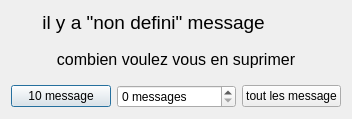
The window that serveur/remouvefile.ui (https-github-com-anantasystem/AnantaSystem) describes before a commit, drawn with Qt 5.
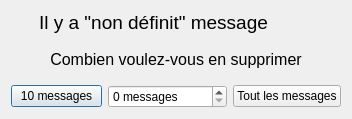
The same window after the commit. Icons and pictures are not drawn.

What changed in the file:
```diff
--- a/serveur/remouvefile.ui
+++ b/serveur/remouvefile.ui
@@ -19,7 +19,7 @@
      <item row="0" column="0">
       <widget class="QPushButton" name="delete10message">
        <property name="text">
-        <string>10 message</string>
+        <string>10 messages</string>
        </property>
       </widget>
      </item>
@@ -36,7 +36,7 @@
      <item row="0" column="2">
       <widget class="QPushButton" name="deleteAllMessage">
        <property name="text">
-        <string>tout les message</string>
+        <string>Tout les messages</string>
        </property>
       </widget>
      </item>
@@ -47,7 +47,7 @@
      <item row="2" column="0" colspan="2">
       <widget class="QLabel" name="label_2">
        <property name="text">
-        <string>&lt;html&gt;&lt;head/&gt;&lt;body&gt;&lt;p align=&quot;center&quot;&gt;&lt;span style=&quot; font-size:12pt;&quot;&gt;combien voulez vous en suprimer&lt;/span&gt;&lt;/p&gt;&lt;/body&gt;&lt;/html&gt;</string>
+        <string>&lt;html&gt;&lt;head/&gt;&lt;body&gt;&lt;p align=&quot;center&quot;&gt;&lt;span style=&quot; font-size:12pt;&quot;&gt;Combien voulez-vous en supprimer&lt;/span&gt;&lt;/p&gt;&lt;/body&gt;&lt;/html&gt;</string>
        </property>
       </widget>
      </item>
@@ -72,7 +72,7 @@
        <item>
         <widget class="QLabel" name="TextLabeldisplayingNumberDessage">
          <property name="text">
-          <string>&lt;html&gt;&lt;head/&gt;&lt;body&gt;&lt;p align=&quot;center&quot;&gt;&lt;span style=&quot; font-size:14pt;&quot;&gt;il y a &amp;quot;non defini&amp;quot; message&lt;/span&gt;&lt;/p&gt;&lt;/body&gt;&lt;/html&gt;</string>
+          <string>&lt;html&gt;&lt;head/&gt;&lt;body&gt;&lt;p align=&quot;center&quot;&gt;&lt;span style=&quot; font-size:14pt;&quot;&gt;Il y a &amp;quot;non définit&amp;quot; message&lt;/span&gt;&lt;/p&gt;&lt;/body&gt;&lt;/html&gt;</string>
          </property>
         </widget>
        </item>
```
Left out of the diff: 2 changed lines with no effect on the pictures.
